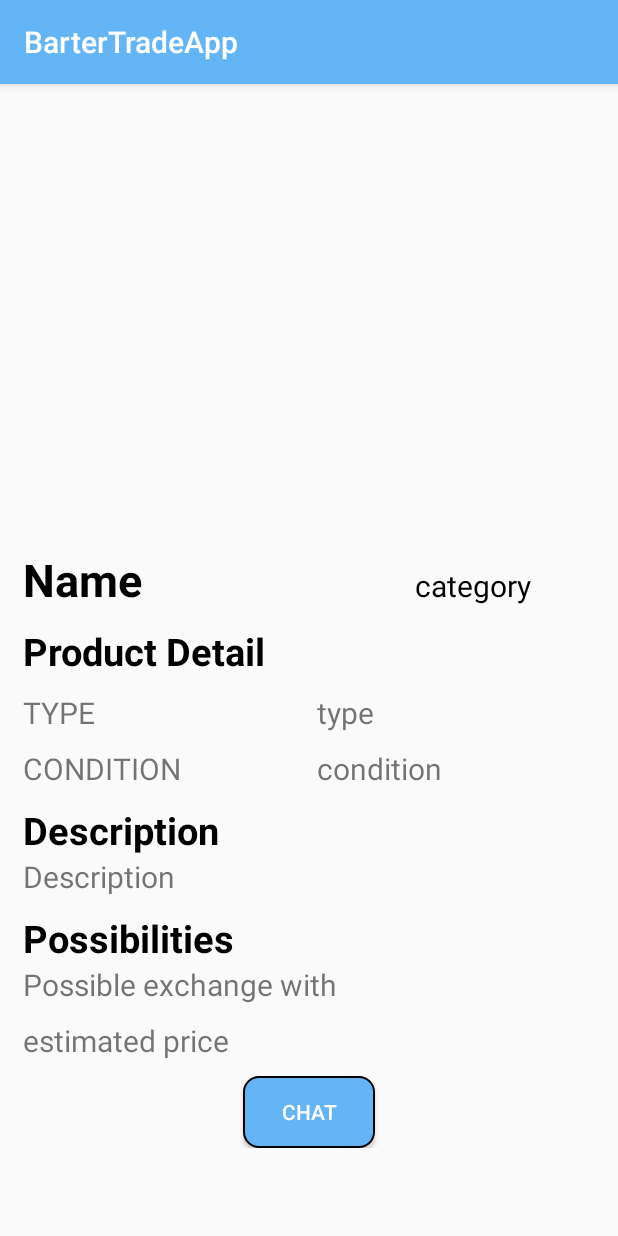
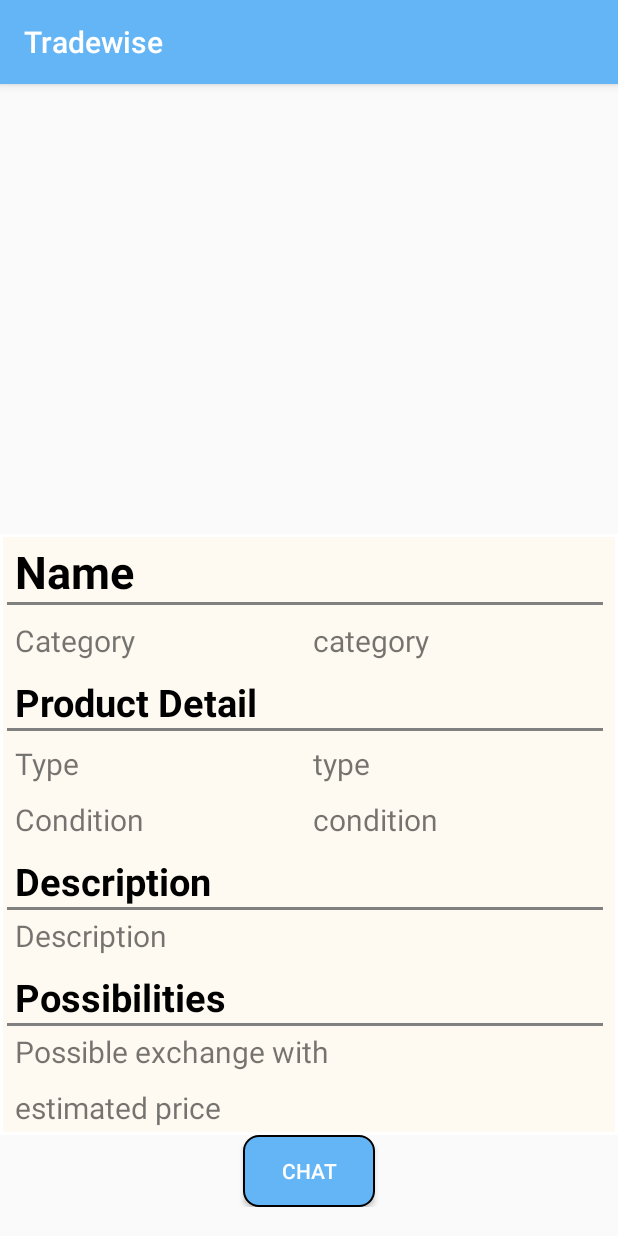
Before and after one commit to SM-91/BarterTradeApp, an Android app: the DetailedActivity screen opened directly, with no data from a screen before it, on a phone screen of 412 x 824 dp. Run offline under Robolectric (Android 15) with nearby library versions, the phone set to English and light mode, and no system bars; our stand-ins replace Picasso.

Commit message:
Update: NEW

```diff
--- a/app/src/main/AndroidManifest.xml
+++ b/app/src/main/AndroidManifest.xml
@@ -25,7 +25,7 @@
 
         <meta-data
             android:name="com.google.android.geo.API_KEY"
-            android:value="AIzaSyAZwv9njiRlgmhqRr6Dd_c_BwyJd01-anM" />
+            android:value="AIzaSyBBokTr-9jkpGL2J-dEjUicYkiHW8wMz5I" />
 
         <activity
             android:windowSoftInputMode="stateHidden"
--- a/app/src/main/java/com/example/bartertradeapp/HomeActivity.java
+++ b/app/src/main/java/com/example/bartertradeapp/HomeActivity.java
@@ -148,7 +148,7 @@ public class HomeActivity extends BaseActivity implements NavigationView.OnNavig
                         return true;
 
                     case R.id.map:
-                        loadFragment(new MapFragment());
+                        loadFragment(new Feedback_postFragment());
                         return true;
 
                     case R.id.profile_edit:
@@ -215,7 +215,7 @@ public class HomeActivity extends BaseActivity implements NavigationView.OnNavig
                 break;
 
             case R.id.nav_maps:
-                loadFragment(new Feedback_postFragment());
+                loadFragment(new MapFragment());
                 break;
 
 
--- /dev/null
+++ b/app/src/main/res/drawable-v24/ad_detail_view.xml
@@ -0,0 +1,19 @@
+<?xml version="1.0" encoding="utf-8"?>
+<shape xmlns:android="http://schemas.android.com/apk/res/android">
+
+    <stroke
+        android:width="2dp"
+        android:color="@color/white"/>
+
+    <corners
+        android:radius="0dp" />
+
+    <padding
+        android:left="5dp"
+        android:right="10dp"
+        android:top="5dp"
+        android:bottom="5dp"/>
+
+    <solid android:color="@color/whiteTransparent"/>
+
+</shape>
--- a/app/src/main/res/layout/activity_detailed.xml
+++ b/app/src/main/res/layout/activity_detailed.xml
@@ -9,7 +9,7 @@
     <RelativeLayout
         android:id="@+id/mainLayout"
         android:layout_width="match_parent"
-        android:layout_height="match_parent"
+        android:layout_height="wrap_content"
         tools:context=".DetailedActivity">
 
         <RelativeLayout
@@ -38,13 +38,13 @@
             android:layout_width="match_parent"
             android:layout_height="wrap_content"
             android:layout_below="@id/linear_layout_image"
-            android:layout_margin="10dp">
+            android:background="@drawable/ad_detail_view">
 
             <LinearLayout
                 android:id="@+id/linear_layout_1"
                 android:layout_width="match_parent"
                 android:layout_height="wrap_content"
-                android:orientation="horizontal">
+                android:orientation="vertical">
 
                 <TextView
                     android:id="@+id/textview_ad_name"
@@ -57,17 +57,41 @@
                     android:textSize="30sp"
                     android:textStyle="bold" />
 
+                <View
+                    android:layout_width="match_parent"
+                    android:layout_height="2dp"
+                    android:background="@color/grey">
+
+                </View>
+
+                <LinearLayout
+                    android:layout_width="match_parent"
+                    android:layout_height="wrap_content"
+                    android:layout_below="@id/textview_Text"
+                    android:orientation="horizontal">
+
+                    <TextView
+                        android:layout_width="match_parent"
+                        android:layout_height="wrap_content"
+                        android:layout_weight="1"
+                        android:paddingLeft="5dp"
+                        android:paddingTop="10dp"
+                        android:text="Category"
+                        android:textSize="20sp" />
+
                     <TextView
                         android:id="@+id/textview_ad_category"
                         android:layout_width="match_parent"
                         android:layout_height="wrap_content"
                         android:layout_below="@+id/textview_ad_condition"
-                    android:layout_weight="2"
+                        android:layout_weight="1"
                         android:paddingLeft="5dp"
                         android:paddingTop="10dp"
                         android:text="category"
-                    android:textColor="@color/black"
                         android:textSize="20sp" />
+                </LinearLayout>
+
+
 
             </LinearLayout>
 
@@ -84,6 +108,14 @@
                 android:textSize="25sp"
                 android:textStyle="bold" />
 
+            <View
+                android:layout_width="match_parent"
+                android:layout_below="@id/textview_Text"
+                android:layout_height="2dp"
+                android:background="@color/grey">
+
+            </View>
+
             <LinearLayout
                 android:id="@+id/linear_layout_2"
                 android:layout_width="match_parent"
@@ -98,7 +130,6 @@
                     android:paddingLeft="5dp"
                     android:paddingTop="10dp"
                     android:text="Type"
-                    android:textAllCaps="true"
                     android:textSize="20sp" />
 
                 <TextView
@@ -126,7 +157,6 @@
                     android:paddingLeft="5dp"
                     android:paddingTop="10dp"
                     android:text="Condition"
-                    android:textAllCaps="true"
                     android:textSize="20sp" />
 
                 <TextView
@@ -154,10 +184,19 @@
                 android:textSize="25sp"
                 android:textStyle="bold" />
 
+            <View
+                android:layout_width="match_parent"
+                android:layout_below="@+id/textview_Description"
+                android:layout_height="2dp"
+                android:background="@color/grey">
+
+            </View>
+
 
             <TextView
                 android:id="@+id/textview_ad_desc"
                 android:layout_width="match_parent"
+                android:layout_marginTop="5dp"
                 android:layout_height="wrap_content"
                 android:layout_below="@+id/textview_Description"
                 android:paddingLeft="5dp"
@@ -177,13 +216,21 @@
                 android:textSize="25sp"
                 android:textStyle="bold" />
 
+            <View
+                android:layout_width="match_parent"
+                android:layout_below="@+id/textview_Possibilities"
+                android:layout_height="2dp"
+                android:background="@color/grey">
+
+            </View>
+
 
             <TextView
                 android:id="@+id/textview_ad_exchange"
                 android:layout_width="match_parent"
                 android:layout_height="wrap_content"
                 android:layout_below="@+id/textview_Possibilities"
-                android:layout_weight="1"
+                android:layout_marginTop="5dp"
                 android:paddingLeft="5dp"
                 android:text="Possible exchange with"
                 android:textSize="20sp" />
@@ -193,8 +240,8 @@
                 android:layout_width="match_parent"
                 android:layout_height="wrap_content"
                 android:layout_below="@+id/textview_ad_exchange"
-                android:layout_weight="2"
                 android:paddingLeft="5dp"
+                android:paddingRight="5dp"
                 android:paddingTop="10dp"
                 android:text="estimated price"
                 android:textSize="20sp" />
--- a/app/src/main/res/layout/fragment_home_fragment_extend.xml
+++ b/app/src/main/res/layout/fragment_home_fragment_extend.xml
@@ -1,6 +1,7 @@
 <?xml version="1.0" encoding="utf-8"?>
 <RelativeLayout xmlns:android="http://schemas.android.com/apk/res/android"
-    android:layout_width="match_parent" android:layout_height="match_parent">
+    android:layout_width="match_parent" android:layout_height="match_parent"
+    android:background="@color/whiteTransparent">
     <TextView
         android:id="@+id/all"
         android:layout_width="match_parent"
--- a/app/src/main/res/values/strings.xml
+++ b/app/src/main/res/values/strings.xml
@@ -1,5 +1,5 @@
 <resources>
-    <string name="app_name">BarterTradeApp</string>
+    <string name="app_name">Tradewise</string>
 
     <string name="email_hint">Enter Email</string>
     <string name="password_hint">Enter Password</string>
```
Also changed, not shown: app/src/main/java/com/example/bartertradeapp/JavaClasses/HomeFragment.java (+5 -3 lines), app/src/main/java/com/example/bartertradeapp/JavaClasses/MapFragment.java (+10 -4 lines), app/src/main/java/com/example/bartertradeapp/adapters/custom_nearest_adapter.java (added, +128 -0 lines), app/src/main/res/layout/fragment_home.xml (+8 -2 lines), app/src/main/res/layout/my_list_item.xml (+72 -26 lines), app/src/main/res/layout/nearest_items.xml (added, +82 -0 lines), app/src/main/res/values/colors.xml (+7 -0 lines). Lines whose indentation alone changed are shown as unchanged.
